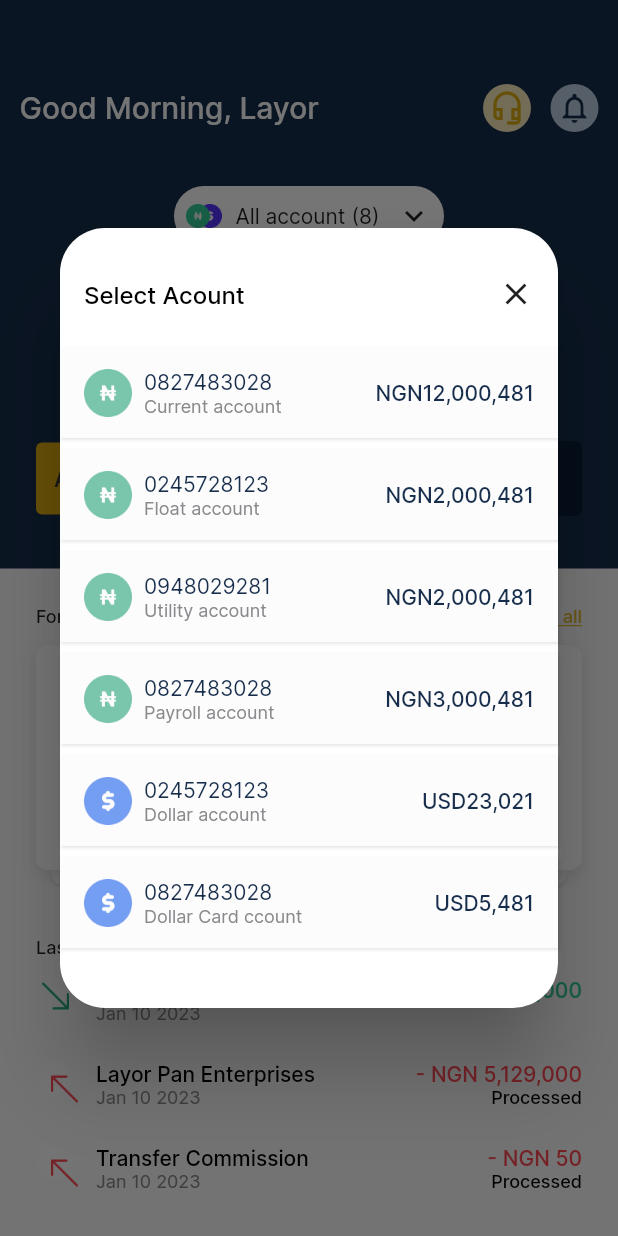
After one commit to Tolulope05/firstbank_cib, a Flutter app: the DashBoardScreen screen opened by its route, after a tap on "All account (8)", on a phone screen of 412 x 824 dp. The commit adds this screen. Run offline on Flutter 3.47's test engine with Material 2 defaults, Android fonts, the phone set to English and light mode, and no system bars; our stand-ins replace flutter_svg, get, pinput, smooth_page_indicator.

Commit message:
new toggle

```diff
--- a/lib/view/dashboard/dash_board_screen.dart
+++ b/lib/view/dashboard/dash_board_screen.dart
@@ -5,6 +5,7 @@ import 'package:get/get.dart';
 
 import '../../constants/colors.dart';
 import '../../view_model/dashboard_view_model.dart';
+import '../../widgets/select_account_dialogue.dart';
 
 class DashBoardScreen extends GetView<DashBoardviewModel> {
   const DashBoardScreen({Key? key}) : super(key: key);
@@ -82,6 +83,12 @@ class DashBoardScreen extends GetView<DashBoardviewModel> {
                     color: AppColors.whiteColor,
                     borderRadius: BorderRadius.circular(60),
                   ),
+                  child: GestureDetector(
+                    onTap: () {
+                      showDialog(
+                          context: context,
+                          builder: (context) => const SelectAccountDialogue());
+                    },
                     child: Row(
                       mainAxisSize: MainAxisSize.min,
                       mainAxisAlignment: MainAxisAlignment.center,
@@ -107,6 +114,7 @@ class DashBoardScreen extends GetView<DashBoardviewModel> {
                           ),
                         ),
                       ],
+                    ),
                   ),
                 ),
                 const Text(
--- /dev/null
+++ b/lib/widgets/select_account_dialogue.dart
@@ -0,0 +1,169 @@
+import 'package:firstbank_cib/constants/colors.dart';
+import 'package:flutter/material.dart';
+import 'package:get/get.dart';
+
+class SelectAccountDialogue extends StatelessWidget {
+  const SelectAccountDialogue({Key? key}) : super(key: key);
+
+  @override
+  Widget build(BuildContext context) {
+    return Dialog(
+      shape: RoundedRectangleBorder(borderRadius: BorderRadius.circular(30.0)),
+      child: Container(
+        // constraints: const BoxConstraints(maxHeight: 390),
+        padding: const EdgeInsets.symmetric(vertical: 32),
+        child: Column(
+          mainAxisAlignment: MainAxisAlignment.spaceBetween,
+          mainAxisSize: MainAxisSize.min,
+          children: [
+            Padding(
+              padding: const EdgeInsets.only(
+                left: 16,
+                right: 16,
+                bottom: 24,
+              ),
+              child: Row(
+                children: [
+                  const Text(
+                    "Select Acount",
+                    style: TextStyle(
+                      fontSize: 16,
+                      fontWeight: FontWeight.w500,
+                      color: AppColors.blackColor,
+                    ),
+                  ),
+                  const Spacer(),
+                  InkWell(
+                    onTap: () {
+                      Get.back();
+                    },
+                    child: const Icon(Icons.close),
+                  )
+                ],
+              ),
+            ),
+            // Expanded(
+            //   child: ListView.builder(
+            //     shrinkWrap: true,
+            //     itemCount: 8,
+            //     itemBuilder: (context, index) {
+            //       return accountTypeWwidget(
+            //         accountNumber: "0827483028",
+            //         accounType: "Current account",
+            //         balance: "12,000,481",
+            //         isNaira: true,
+            //       );
+            //     },
+            //   ),
+            // ),.
+            accountTypeWwidget(
+              accountNumber: "0827483028",
+              accounType: "Current account",
+              balance: "12,000,481",
+              isNaira: true,
+            ),
+            accountTypeWwidget(
+              accountNumber: "0245728123",
+              accounType: "Float account",
+              balance: "2,000,481",
+              isNaira: true,
+            ),
+            accountTypeWwidget(
+              accountNumber: "0948029281",
+              accounType: "Utility account",
+              balance: "2,000,481",
+              isNaira: true,
+            ),
+            accountTypeWwidget(
+              accountNumber: "0827483028",
+              accounType: "Payroll account",
+              balance: "3,000,481",
+              isNaira: true,
+            ),
+            accountTypeWwidget(
+              accountNumber: "0245728123",
+              accounType: "Dollar account",
+              balance: "23,021",
+              isNaira: false,
+            ),
+            accountTypeWwidget(
+              accountNumber: "0827483028",
+              accounType: "Dollar Card ccount",
+              balance: "5,481",
+              isNaira: false,
+            )
+          ],
+        ),
+      ),
+    );
+  }
+}
+
+Widget accountTypeWwidget({
+  required String accountNumber,
+  required String accounType,
+  required String balance,
+  bool isNaira = true,
+}) {
+  return Container(
+    padding: const EdgeInsets.symmetric(
+      vertical: 14,
+      horizontal: 16,
+    ),
+    margin: const EdgeInsets.only(bottom: 8),
+    decoration: BoxDecoration(
+      boxShadow: [
+        BoxShadow(
+          color: Colors.black.withOpacity(0.1),
+          spreadRadius: 0.5,
+          blurRadius: 1,
+          offset: const Offset(1, 1),
+        ),
+      ],
+      color: AppColors.whiteColor2,
+    ),
+    child: Row(
+      children: [
+        Center(
+          child: Image.asset(
+            isNaira ? "assets/images/naira.png" : "assets/images/dollar.png",
+            width: 32,
+            height: 32,
+          ),
+        ),
+        Expanded(
+          child: Padding(
+            padding: const EdgeInsets.only(left: 8),
+            child: Column(
+              crossAxisAlignment: CrossAxisAlignment.start,
+              children: [
+                Text(
+                  accountNumber,
+                  style: const TextStyle(
+                    color: AppColors.primaryColor,
+                  ),
+                ),
+                Text(
+                  accounType,
+                  style: const TextStyle(
+                    fontSize: 12,
+                    color: AppColors.unselectedIconColor,
+                  ),
+                ),
+              ],
+            ),
+          ),
+        ),
+        Center(
+          child: Text(
+            "${isNaira ? "NGN" : "USD"}$balance",
+            style: const TextStyle(
+              color: AppColors.primaryColor,
+              fontWeight: FontWeight.w500,
+            ),
+          ),
+        ),
+      ],
+    ),
+  );
+}
```
Also changed, not shown: assets/images/dollar.png (added), assets/images/naira.png (added). Lines whose indentation alone changed are shown as unchanged.
